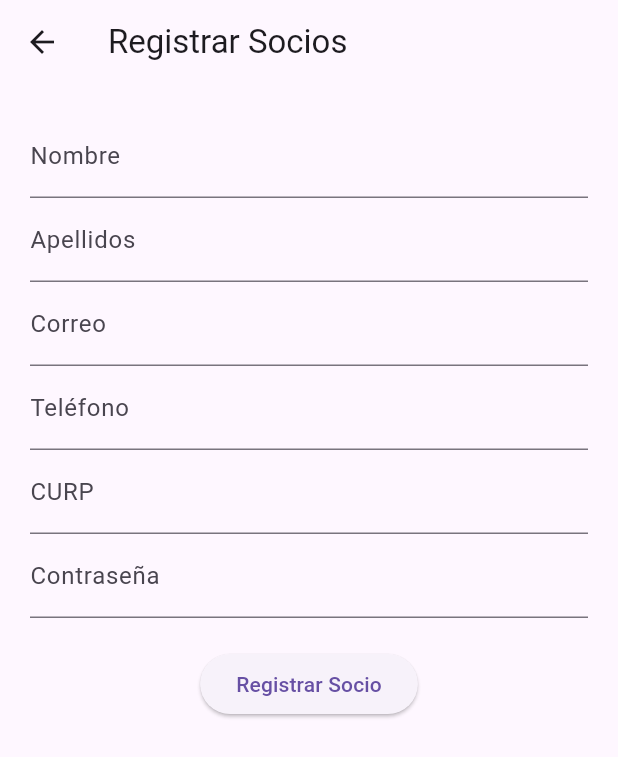
After one commit to Camm07/Proyecto-DAM, a Flutter app: the RSocios screen opened directly, on a phone screen of 412 x 824 dp. The commit adds this screen. Shown: the top 757 px of the screen. Run offline on Flutter 3.47's test engine with Material 3 defaults, Android fonts, the phone set to English and light mode, and no system bars; our stand-ins replace cloud_firestore, firebase_auth, firebase_core; accounts and stored records are empty.

Commit message:
Registrar Socios listo

```diff
--- /dev/null
+++ b/lib/SocioDB.dart
@@ -0,0 +1,27 @@
+import 'package:cloud_firestore/cloud_firestore.dart';
+import 'package:proyecto_dam/socio.dart';
+
+class SocioDB {
+  static FirebaseFirestore db = FirebaseFirestore.instance;
+
+  // Agregar un nuevo socio a la base de datos
+  static Future<DocumentReference> agregarSocio(Socio socio) async {
+    return await db.collection("Socios").add(socio.toMap());
+  }
+
+  // Obtener todos los socios desde la base de datos
+  static Future<List<Socio>> obtenerSocios() async {
+    QuerySnapshot querySnapshot = await db.collection("Socios").get();
+    return querySnapshot.docs.map((doc) => Socio.fromMap(doc.data() as Map<String, dynamic>, doc.id)).toList();
+  }
+
+  // Actualizar la información de un socio existente
+  static Future<void> actualizarSocio(Socio socio) async {
+    await db.collection("Socios").doc(socio.id).update(socio.toMap());
+  }
+
+  // Cambiar el estado de un socio a "inactivo" en lugar de eliminarlo
+  static Future<void> cambiarEstadoSocio(String id, String nuevoEstado) async {
+    await db.collection("Socios").doc(id).update({'status': nuevoEstado});
+  }
+}
--- a/lib/main.dart
+++ b/lib/main.dart
@@ -14,8 +14,8 @@ void main() async {
     debugShowCheckedModeBanner: false,
     home: MyApp(),
     routes: {
-      '/admin': (context) => Admin(),
-      '/socio': (context) => Socio(),
+      '/admin': (context) => InicioAdmin(),
+      '/socio': (context) => InicioSocio(),
     },
   ));
 }
--- /dev/null
+++ b/lib/registroSocios.dart
@@ -0,0 +1,122 @@
+import 'package:flutter/material.dart';
+import 'package:proyecto_dam/SocioDB.dart';
+import 'package:proyecto_dam/socio.dart';
+import 'package:firebase_auth/firebase_auth.dart';
+
+class RSocios extends StatefulWidget {
+  @override
+  _RSociosState createState() => _RSociosState();
+}
+
+class _RSociosState extends State<RSocios> {
+  final TextEditingController _nombreController = TextEditingController();
+  final TextEditingController _apellidosController = TextEditingController();
+  final TextEditingController _correoController = TextEditingController();
+  final TextEditingController _telefonoController = TextEditingController();
+  final TextEditingController _contrasenaController = TextEditingController();
+  final TextEditingController _curpController = TextEditingController();
+  final FirebaseAuth _auth = FirebaseAuth.instance;
+
+  @override
+  Widget build(BuildContext context) {
+    return Scaffold(
+      appBar: AppBar(
+        title: Text("Registrar Socios"),
+      ),
+      body: SingleChildScrollView(
+        padding: EdgeInsets.all(20),
+        child: Column(
+          children: <Widget>[
+            TextField(
+              controller: _nombreController,
+              decoration: InputDecoration(labelText: 'Nombre'),
+            ),
+            TextField(
+              controller: _apellidosController,
+              decoration: InputDecoration(labelText: 'Apellidos'),
+            ),
+            TextField(
+              controller: _correoController,
+              decoration: InputDecoration(labelText: 'Correo'),
+            ),
+            TextField(
+              controller: _telefonoController,
+              decoration: InputDecoration(labelText: 'Teléfono'),
+            ),
+            TextField(
+              controller: _curpController,
+              decoration: InputDecoration(labelText: 'CURP'),
+            ),
+            TextField(
+              controller: _contrasenaController,
+              decoration: InputDecoration(labelText: 'Contraseña'),
+              obscureText: true,
+            ),
+            SizedBox(height: 20),
+            ElevatedButton(
+              onPressed: _registrarSocio,
+              child: Text('Registrar Socio'),
+            ),
+          ],
+        ),
+      ),
+    );
+  }
+
+  Future<void> _registrarSocio() async {
+    final String nombre = _nombreController.text;
+    final String apellidos = _apellidosController.text;
+    final String correo = _correoController.text;
+    final String telefono = _telefonoController.text;
+    final String curp = _curpController.text;
+    final String contrasena = _contrasenaController.text;
+
+    try {
+      // Crear usuario en FirebaseAuth
+      UserCredential userCredential = await _auth.createUserWithEmailAndPassword(
+        email: correo,
+        password: contrasena,
+      );
+
+      // Crear socio en Firestore
+      Socio nuevoSocio = Socio(
+        nombre: nombre,
+        apellidos: apellidos,
+        correo: correo,
+        telefono: telefono,
+        fotoPerfil: "https://firebasestorage.googleapis.com/v0/b/proyecto-club-c2df1.appspot.com/o/socio.png?alt=media&token=b766c205-80ec-45c6-bc3b-d6aadbcbb010",
+        status: "Activo",
+        uid: userCredential.user!.uid,
+      );
+
+      await SocioDB.agregarSocio(nuevoSocio);
+
+      // Limpiar campos
+      _nombreController.clear();
+      _apellidosController.clear();
+      _correoController.clear();
+      _telefonoController.clear();
+      _curpController.clear();
+      _contrasenaController.clear();
+
+      ScaffoldMessenger.of(context).showSnackBar(
+          SnackBar(content: Text('Socio registrado exitosamente'))
+      );
+    } catch (e) {
+      ScaffoldMessenger.of(context).showSnackBar(
+          SnackBar(content: Text('Error al registrar socio: ${e.toString()}'))
+      );
+    }
+  }
+
+  @override
+  void dispose() {
+    _nombreController.dispose();
+    _apellidosController.dispose();
+    _correoController.dispose();
+    _telefonoController.dispose();
+    _contrasenaController.dispose();
+    _curpController.dispose();
+    super.dispose();
+  }
+}
--- /dev/null
+++ b/lib/socio.dart
@@ -0,0 +1,51 @@
+import 'package:cloud_firestore/cloud_firestore.dart';
+
+class Socio {
+  String id;
+  String nombre;
+  String apellidos;
+  String correo;
+  String telefono;
+  String fotoPerfil;
+  String status;
+  String uid;  // Campo UID para identificar unívocamente al socio
+
+  // Constructor de la clase Socio con parámetros requeridos y opcionales
+  Socio({
+    this.id = '',  // ID opcional, útil cuando se recupera un socio existente de Firestore
+    required this.nombre,
+    required this.apellidos,
+    required this.correo,
+    required this.telefono,
+    required this.fotoPerfil,
+    required this.status,
+    required this.uid,
+  });
+
+  // Método para convertir un objeto Socio a un mapa, útil para operaciones de Firestore
+  Map<String, dynamic> toMap() {
+    return {
+      'nombre': nombre,
+      'apellidos': apellidos,
+      'correo': correo,
+      'telefono': telefono,
+      'fotoPerfil': fotoPerfil,
+      'status': status,
+      'uid': uid,
+    };
+  }
+
+  // Fábrica para crear un objeto Socio desde un mapa, típicamente utilizado al recuperar datos de Firestore
+  factory Socio.fromMap(Map<String, dynamic> map, String id) {
+    return Socio(
+      id: id,
+      nombre: map['nombre'],
+      apellidos: map['apellidos'],
+      correo: map['correo'],
+      telefono: map['telefono'],
+      fotoPerfil: map['fotoPerfil'] ?? '',  // Usa un valor por defecto si fotoPerfil es null
+      status: map['status'],
+      uid: map['uid'],
+    );
+  }
+}
```
Also changed, not shown: lib/inicioAdmin.dart (+7 -7 lines), lib/inicioSocio.dart (+5 -31 lines).
